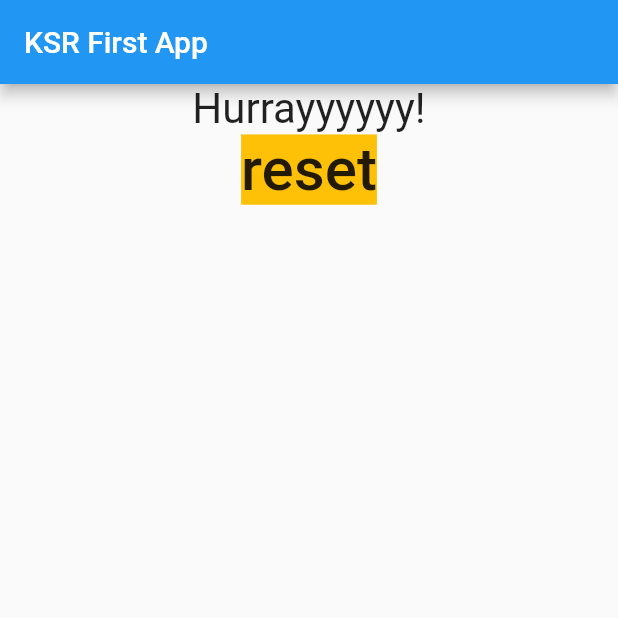
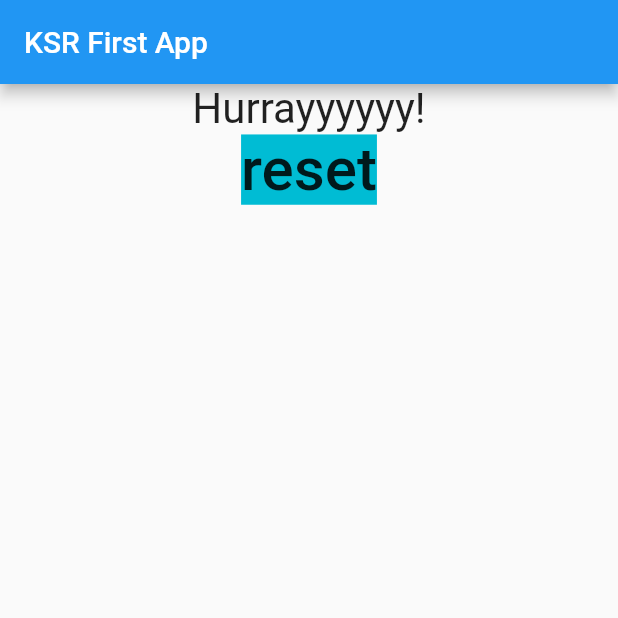
Before and after one commit to singhkunal2050/DemoFlutterApp, a Flutter app: the screen it shows after launch, after a tap on "Kunal", after a tap on "18", after a tap on "25874", on a phone screen of 412 x 824 dp, the top half of it. Run offline on Flutter 3.47's test engine with Material 2 defaults, Android fonts, the phone set to English and light mode, and no system bars; missing offline and left inert: dart:ffi.

Commit message:
new color

```diff
--- a/lib/Result.dart
+++ b/lib/Result.dart
@@ -16,7 +16,7 @@ class Result extends StatelessWidget {
       FlatButton(
         child: Text(
           "reset",
-          style: TextStyle(fontSize: 40, backgroundColor: Colors.amber),
+          style: TextStyle(fontSize: 40, backgroundColor: Colors.cyan),
         ),
         onPressed: this.reset,
       )
```
Also changed, not shown: 1 other file.
